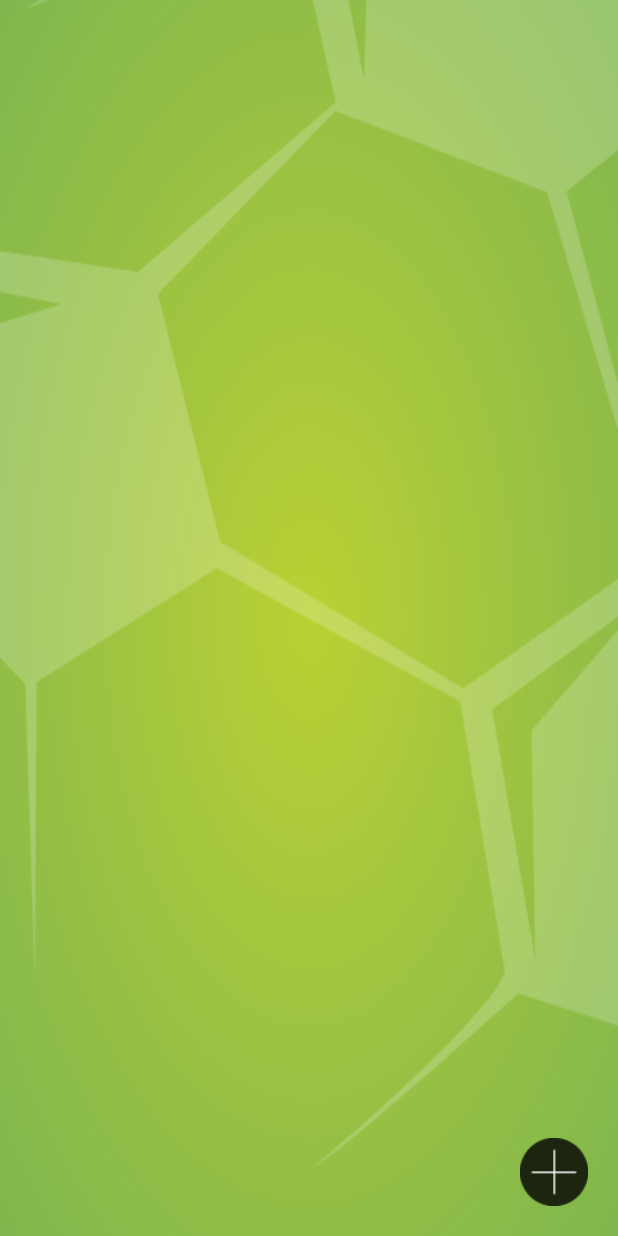
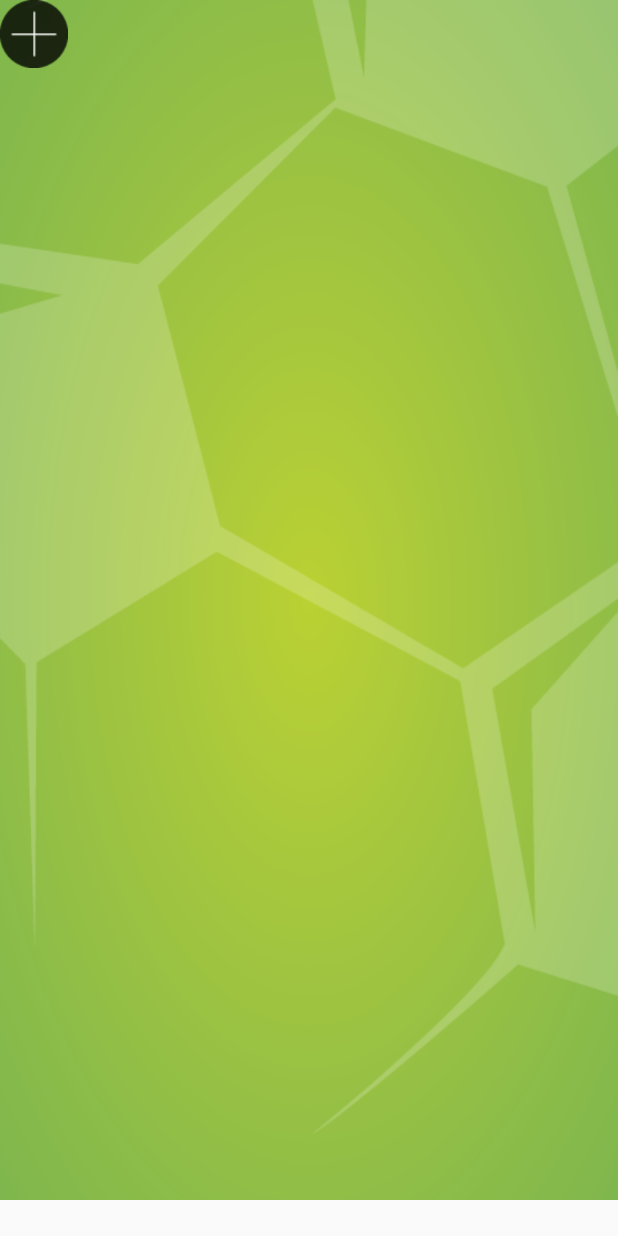
Before and after one commit to imranbscs/LEFBB, an Android app: the layout foot_ball_field.xml on its own in the app's theme, with its tools: preview values and no code run, on a phone screen of 412 x 824 dp. Run offline under Robolectric (Android 15) with nearby library versions, the phone set to English and light mode, and no system bars.

Commit message:
done
done

```diff
--- a/LAEBProject/app/src/main/res/layout/foot_ball_field.xml
+++ b/LAEBProject/app/src/main/res/layout/foot_ball_field.xml
@@ -6,9 +6,12 @@
     android:layout_height="wrap_content"
     android:background="@drawable/bg">
 
-    <RelativeLayout
+
+
+    <LinearLayout
         android:layout_width="match_parent"
-        android:layout_height="match_parent">
+        android:layout_height="wrap_content"
+        android:orientation="vertical">
         <ImageView
             android:layout_width="45dp"
             android:layout_height="45dp"
@@ -16,14 +19,9 @@
             android:layout_alignParentBottom="true"
             android:layout_alignParentRight="true"
             android:layout_marginRight="20dp"
+            android:id="@+id/btnCreateFields"
+            android:clickable="true"
             android:layout_marginBottom="20dp"/>
-    </RelativeLayout>
-
-    <LinearLayout
-        android:layout_width="match_parent"
-        android:layout_height="wrap_content"
-        android:orientation="vertical">
-
         <android.support.v7.widget.RecyclerView
             android:layout_width="match_parent"
             android:id="@+id/recylerView"
```
Also changed, not shown: LAEBProject/app/src/main/java/com/laeb/laebproject/fragment/FragmentFootballFields.java (+18 -3 lines), LAEBProject/app/src/main/java/com/laeb/laebproject/fragment/FragmentProfile.java (+3 -5 lines).
